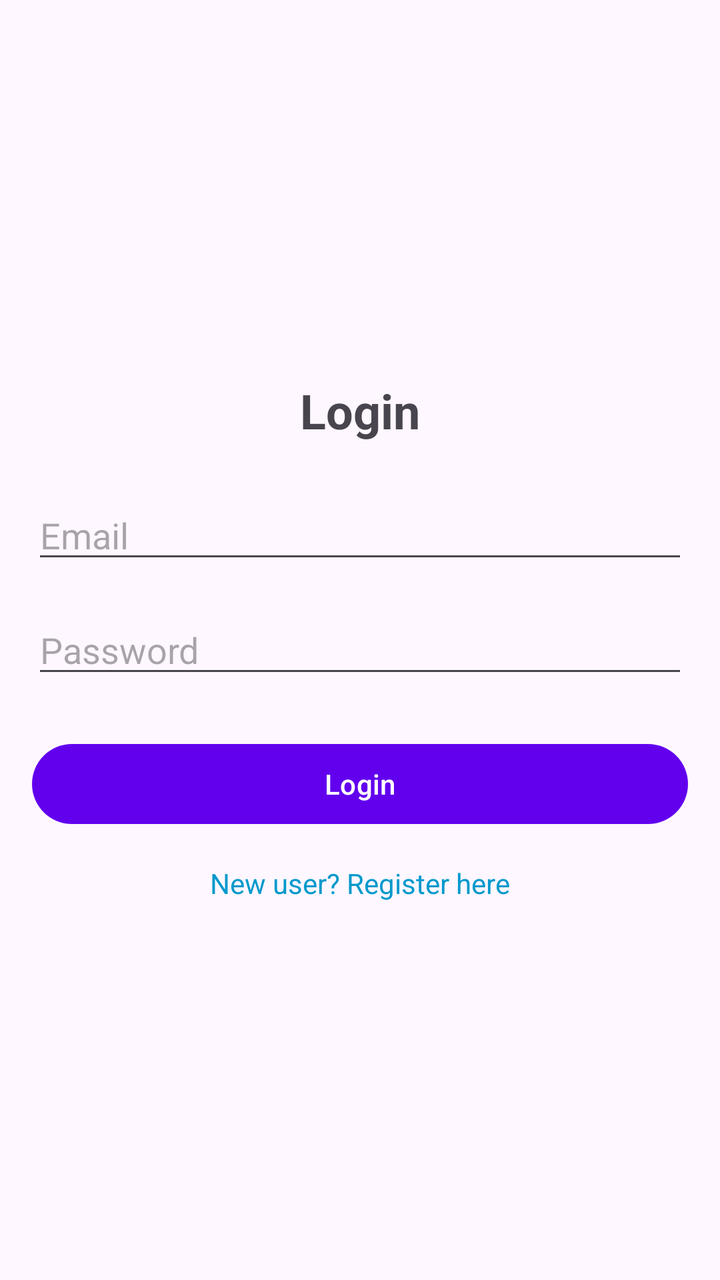
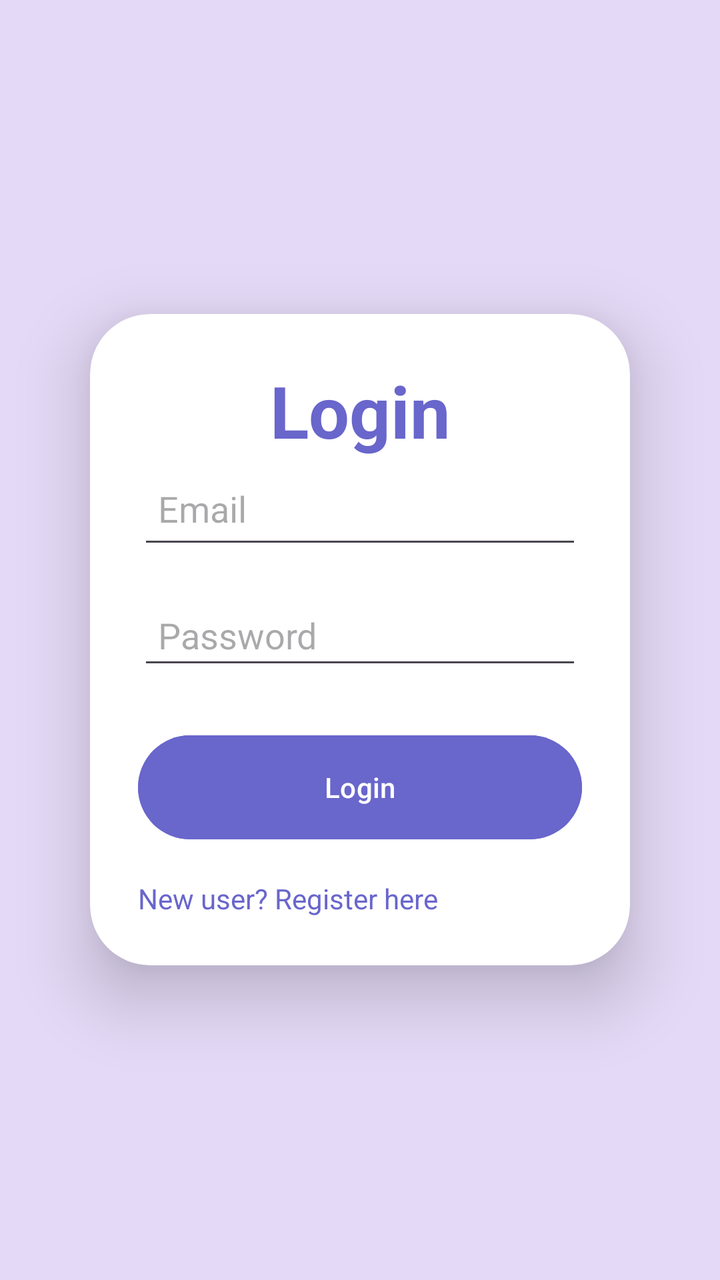

Compare the two renders of this Android layout. The source of the first and the diff that turns it into the second are given below.
<!-- AndroidManifest.xml: application theme Theme.RealtimeDB -->
<!-- res/layout/activity_login.xml -->
<?xml version="1.0" encoding="utf-8"?>
<LinearLayout xmlns:android="http://schemas.android.com/apk/res/android"
    xmlns:tools="http://schemas.android.com/tools"
    android:layout_width="match_parent"
    android:layout_height="match_parent"
    android:orientation="vertical"
    android:padding="16dp"
    android:gravity="center"
    tools:context=".LoginActivity">

    <TextView
        android:layout_width="wrap_content"
        android:layout_height="wrap_content"
        android:text="Login"
        android:textSize="24sp"
        android:textStyle="bold"
        android:layout_marginBottom="24dp" />

    <EditText
        android:id="@+id/editTextLoginEmail"
        android:layout_width="match_parent"
        android:layout_height="wrap_content"
        android:hint="Email"
        android:inputType="textEmailAddress"
        android:layout_marginBottom="16dp" />

    <EditText
        android:id="@+id/editTextLoginPassword"
        android:layout_width="match_parent"
        android:layout_height="wrap_content"
        android:hint="Password"
        android:inputType="textPassword"
        android:layout_marginBottom="24dp" />

    <Button
        android:id="@+id/buttonLogin"
        android:layout_width="match_parent"
        android:layout_height="wrap_content"
        android:text="Login"
        android:layout_marginBottom="16dp" />

    <TextView
        android:id="@+id/textViewRegister"
        android:layout_width="wrap_content"
        android:layout_height="wrap_content"
        android:text="New user? Register here"
        android:textColor="@android:color/holo_blue_dark"
        android:clickable="true"
        android:focusable="true" />

</LinearLayout>
<!-- resources referenced by this layout -->
<resources>
  <style name="Theme.RealtimeDB" parent="Base.Theme.RealtimeDB" />
  <style name="Base.Theme.RealtimeDB" parent="Theme.Material3.DayNight.NoActionBar">
          
          <item name="colorPrimary">@color/colorPrimary</item>
          <item name="colorPrimaryVariant">@color/colorPrimaryDark</item>
          <item name="colorOnPrimary">@color/white</item>
          
          <item name="colorSecondary">@color/colorAccent</item>
          <item name="colorOnSecondary">@color/black</item>
          
          <item name="android:statusBarColor">?attr/colorPrimaryVariant</item>
      </style>
  <color name="colorPrimary">#6200EE</color>
  <color name="colorPrimaryDark">#3700B3</color>
  <color name="white">#FFFFFFFF</color>
  <color name="colorAccent">#03DAC5</color>
  <color name="black">#FF000000</color>
</resources>

<!-- the commit's change to res/layout/activity_login.xml (unified diff, before → after) -->
@@ -1,51 +1,77 @@
 <?xml version="1.0" encoding="utf-8"?>
-<LinearLayout xmlns:android="http://schemas.android.com/apk/res/android"
+<LinearLayout
+    xmlns:android="http://schemas.android.com/apk/res/android"
+    xmlns:app="http://schemas.android.com/apk/res-auto"
     xmlns:tools="http://schemas.android.com/tools"
     android:layout_width="match_parent"
     android:layout_height="match_parent"
     android:orientation="vertical"
-    android:padding="16dp"
+    android:background="#E4D9F6"
     android:gravity="center"
     tools:context=".LoginActivity">
 
-    <TextView
-        android:layout_width="wrap_content"
+    <androidx.cardview.widget.CardView
+        android:layout_width="270dp"
         android:layout_height="wrap_content"
-        android:text="Login"
-        android:textSize="24sp"
-        android:textStyle="bold"
-        android:layout_marginBottom="24dp" />
+        android:elevation="8dp"
+        android:layout_margin="30dp"
+        app:cardCornerRadius="30dp"
+        app:cardElevation="20dp">
 
-    <EditText
-        android:id="@+id/editTextLoginEmail"
-        android:layout_width="match_parent"
-        android:layout_height="wrap_content"
-        android:hint="Email"
-        android:inputType="textEmailAddress"
-        android:layout_marginBottom="16dp" />
 
-    <EditText
-        android:id="@+id/editTextLoginPassword"
-        android:layout_width="match_parent"
-        android:layout_height="wrap_content"
-        android:hint="Password"
-        android:inputType="textPassword"
-        android:layout_marginBottom="24dp" />
+        <LinearLayout
+            android:layout_width="match_parent"
+            android:layout_height="wrap_content"
+            android:layout_gravity="center_horizontal"
+            android:orientation="vertical"
+            android:padding="24dp">
 
-    <Button
-        android:id="@+id/buttonLogin"
-        android:layout_width="match_parent"
-        android:layout_height="wrap_content"
-        android:text="Login"
-        android:layout_marginBottom="16dp" />
 
-    <TextView
-        android:id="@+id/textViewRegister"
-        android:layout_width="wrap_content"
-        android:layout_height="wrap_content"
-        android:text="New user? Register here"
-        android:textColor="@android:color/holo_blue_dark"
-        android:clickable="true"
-        android:focusable="true" />
+            <TextView
+                android:layout_width="match_parent"
+                android:layout_height="wrap_content"
+                android:text="Login"
+                style="@style/HeadingTextStyle"/>
+
+
+            <EditText
+                android:id="@+id/editTextLoginEmail"
+                android:layout_width="match_parent"
+                android:layout_height="50dp"
+                android:layout_marginBottom="16dp"
+                android:hint="Email"
+                android:inputType="textEmailAddress"
+                android:padding="10dp" />
+
+            <EditText
+                android:id="@+id/editTextLoginPassword"
+                android:layout_width="match_parent"
+                android:layout_height="wrap_content"
+                android:layout_marginBottom="24dp"
+                android:hint="Password"
+                android:inputType="textPassword"
+                android:padding="10dp" />
+
+            <Button
+                android:id="@+id/buttonLogin"
+                android:layout_width="match_parent"
+                android:layout_height="60dp"
+                android:layout_marginBottom="16dp"
+                android:backgroundTint="@color/lavender"
+                android:text="Login" />
+
+            <TextView
+                android:id="@+id/textViewRegister"
+                android:layout_width="wrap_content"
+                android:layout_height="wrap_content"
+                android:clickable="true"
+                android:focusable="true"
+                android:text="New user? Register here"
+                android:textColor="@color/lavender" />
+
+
+        </LinearLayout>
+
+    </androidx.cardview.widget.CardView>
 
 </LinearLayout>
<!-- resource entries referenced after the edit -->
@@ -1,5 +1,12 @@
 <!-- resources referenced by this layout -->
 <resources>
+  <color name="lavender">#6966CC</color>
+  <style name="HeadingTextStyle">
+          <item name="android:textColor">@color/lavender</item>
+          <item name="android:textSize">36sp</item>
+          <item name="android:textStyle">bold</item>
+          <item name="android:textAlignment">center</item>
+      </style>
   <style name="Theme.RealtimeDB" parent="Base.Theme.RealtimeDB" />
   <style name="Base.Theme.RealtimeDB" parent="Theme.Material3.DayNight.NoActionBar">
           
